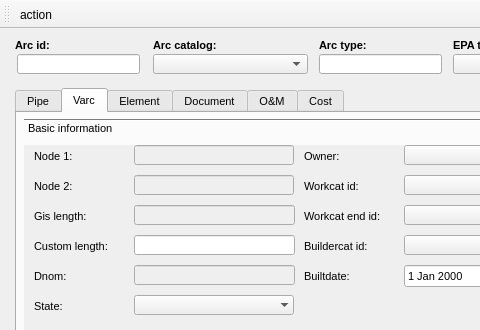
This is ui/ws_man_arc.ui in Giswater/giswater_qgis_plugin as Qt 5 draws it before an edit; both pictures show x 0 to 480 and y 0 to 330 of the 603 by 717 pixel window. The edited form follows.
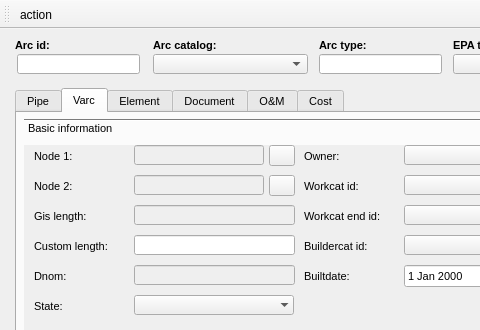
This is the edited form. The open tabs and pages were chosen to show the change. Icons and pictures are not drawn.

Commit message: UI-add buttons to forms

Diff of the .ui file:
```diff
--- a/ui/ws_man_arc.ui
+++ b/ui/ws_man_arc.ui
@@ -1651,7 +1651,7 @@
          <rect>
           <x>110</x>
           <y>30</y>
-          <width>160</width>
+          <width>130</width>
           <height>20</height>
          </rect>
         </property>
@@ -1664,7 +1664,7 @@
          <rect>
           <x>110</x>
           <y>0</y>
-          <width>160</width>
+          <width>130</width>
           <height>20</height>
          </rect>
         </property>
@@ -1848,6 +1848,32 @@
          <string/>
         </property>
        </widget>
+       <widget class="QPushButton" name="pushButton_9">
+        <property name="geometry">
+         <rect>
+          <x>245</x>
+          <y>0</y>
+          <width>26</width>
+          <height>21</height>
+         </rect>
+        </property>
+        <property name="text">
+         <string/>
+        </property>
+       </widget>
+       <widget class="QPushButton" name="pushButton_10">
+        <property name="geometry">
+         <rect>
+          <x>245</x>
+          <y>30</y>
+          <width>26</width>
+          <height>21</height>
+         </rect>
+        </property>
+        <property name="text">
+         <string/>
+        </property>
+       </widget>
       </widget>
       <widget class="QWidget" name="page_16">
        <property name="geometry">
```
Left out of the diff: 48 changed lines with no effect on the pictures. The commit also changes 3 other files.
